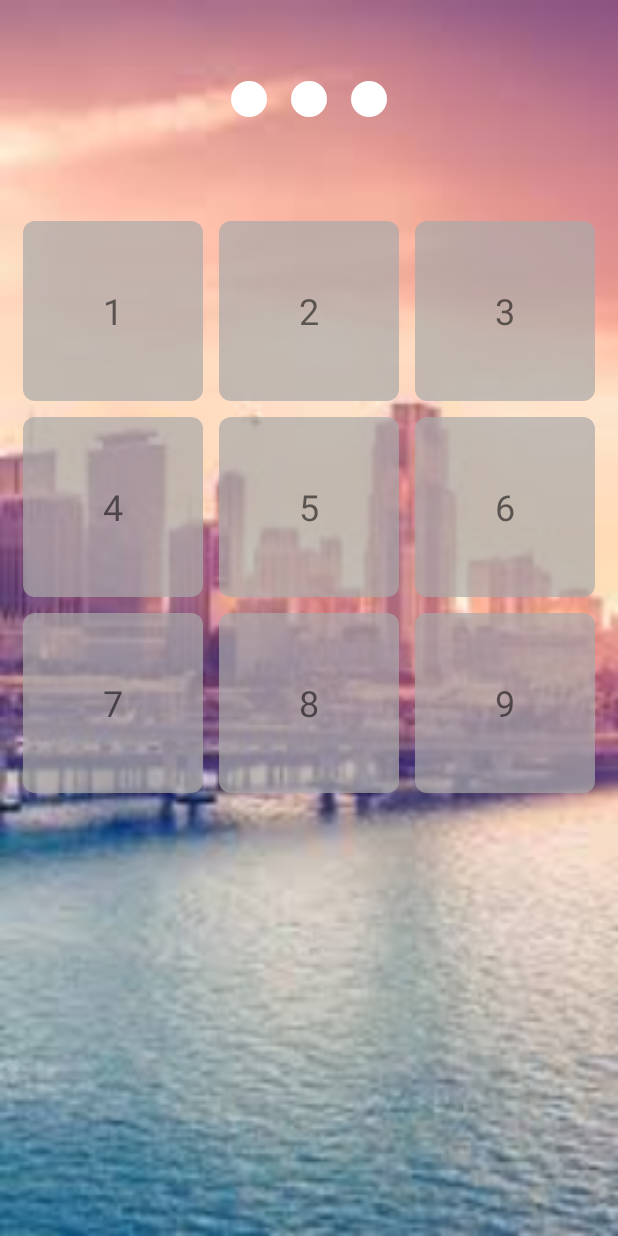
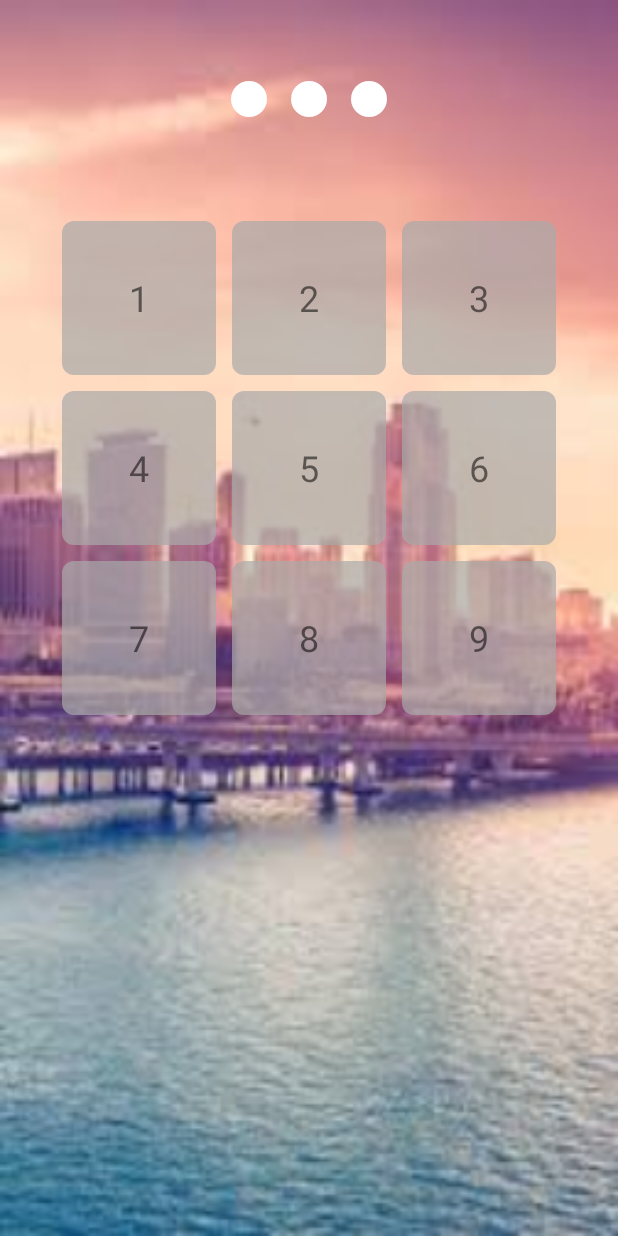
Before and after one commit to metalink94/FB, an Android app: the MainActivity screen opened directly, with no data from a screen before it, on a phone screen of 412 x 824 dp. Run offline under Robolectric (Android 15) with nearby library versions, the phone set to English and light mode, and no system bars.

Commit message:
fix button height

```diff
--- a/app/src/main/AndroidManifest.xml
+++ b/app/src/main/AndroidManifest.xml
@@ -19,7 +19,7 @@
 
         <meta-data
                 android:name="com.facebook.sdk.CodelessDebugLogEnabled"
-                android:value="true" />
+                android:value="true"/>
 
         <activity android:name=".MainActivity"
                   android:screenOrientation="portrait"/>
--- a/app/src/main/java/ru/lopav/kzn/fb/MainActivity.kt
+++ b/app/src/main/java/ru/lopav/kzn/fb/MainActivity.kt
@@ -3,23 +3,41 @@ package ru.lopav.kzn.fb
 import android.os.Bundle
 import android.os.Handler
 import android.support.v7.app.AppCompatActivity
+import android.util.DisplayMetrics
 import android.util.Log
 import android.view.View
 import android.view.ViewGroup
-import android.widget.*
+import android.widget.ImageView
+import android.widget.RelativeLayout
+import android.widget.TextView
+import android.widget.ViewFlipper
 import kotlinx.android.synthetic.main.activity_main.*
 import kotlin.random.Random
+
 
 class MainActivity : AppCompatActivity(), DialogListener {
 
     private var pos = 0
     private var loseAttempt = 0
+    private var height = 0
+    private var width = 0
 
     override fun onCreate(savedInstanceState: Bundle?) {
         super.onCreate(savedInstanceState)
         setContentView(R.layout.activity_main)
+        getScreenSettings()
         startGame()
+    }
 
+    private fun getScreenSettings() {
+        val metrics = DisplayMetrics()
+        windowManager.defaultDisplay.getMetrics(metrics)
+        width = metrics.widthPixels / 4
+        height = metrics.heightPixels / 3
+        if (3 * width > metrics.heightPixels / 3 * 2) {
+            height = metrics.heightPixels / 3 * 2
+            width = height / 4
+        }
     }
 
     private fun startGame() {
@@ -54,7 +72,7 @@ class MainActivity : AppCompatActivity(), DialogListener {
     private fun addFlipperIconContent(i: Int): View {
         val relative2 = RelativeLayout(this)
         relative2.layoutParams =
-                ViewGroup.LayoutParams(BUTTON_H_W, BUTTON_H_W)
+                ViewGroup.LayoutParams(width, width)
         relative2.setBackgroundResource(R.drawable.rectangle_grey)
         relative2.addView(addIcon(i))
         return relative2
@@ -62,7 +80,7 @@ class MainActivity : AppCompatActivity(), DialogListener {
 
     private fun addIcon(position: Int): View {
         val icon = ImageView(this)
-        val layoutParams = RelativeLayout.LayoutParams(ICON_H_W, ICON_H_W)
+        val layoutParams = RelativeLayout.LayoutParams(width / 3 * 2, width / 3 * 2)
         layoutParams.addRule(RelativeLayout.CENTER_IN_PARENT, RelativeLayout.TRUE)
         icon.layoutParams = layoutParams
         if (position == pos) {
@@ -75,7 +93,7 @@ class MainActivity : AppCompatActivity(), DialogListener {
 
     private fun addFlipperContent(i: Int, flipView: ViewFlipper): View {
         val relative1 = RelativeLayout(this)
-        relative1.layoutParams = ViewGroup.LayoutParams(BUTTON_H_W, BUTTON_H_W)
+        relative1.layoutParams = ViewGroup.LayoutParams(width, width)
         relative1.setBackgroundResource(R.drawable.rectangle_grey)
         relative1.addView(addTextView(i))
         relative1.setOnClickListener { onCardClick(i, flipView) }
```
